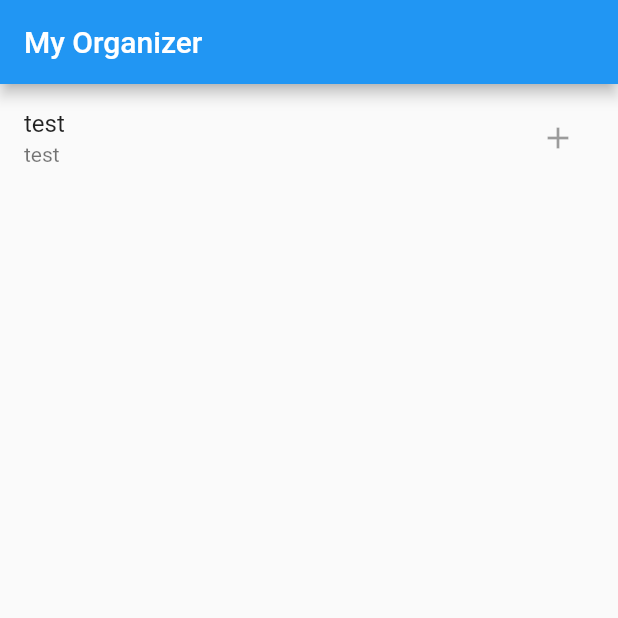
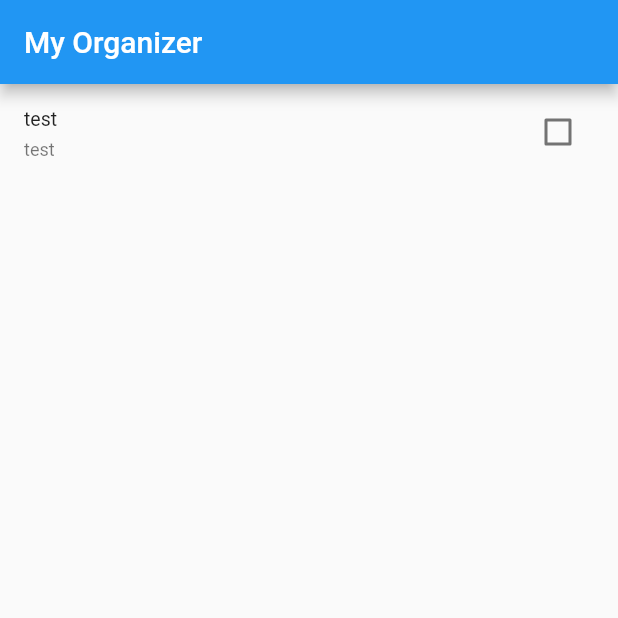
Before and after one commit to Patte1808/FlutterTodo, a Flutter app: the screen it shows after launch, on a phone screen of 412 x 824 dp, the top half of it. Run offline on Flutter 3.47's test engine with Material 2 defaults, Android fonts, the phone set to English and light mode, and no system bars.

Commit message:
Add radio button to list view

```diff
--- a/lib/main.dart
+++ b/lib/main.dart
@@ -10,6 +10,7 @@ final ThemeData _themeData = new ThemeData(
 );
 
 typedef void OnAddTodoItem(Todo todo);
+typedef void OnChangeTodoStatus(Todo todo);
 
 class MyApp extends StatefulWidget {
 
@@ -38,6 +39,12 @@ class _MyAppState extends State<MyApp> {
     });
   }
 
+  void _handleChangeTodoStatus(Todo todo) {
+    setState(() {
+      todo.isFinished = !todo.isFinished;
+    });
+  }
+
   Route<Null> _getRoute(RouteSettings settings) {
     final List<String> path = settings.name.split('/');
     print(path[0]);
@@ -60,13 +67,12 @@ class _MyAppState extends State<MyApp> {
     var _routes = <String, WidgetBuilder>{
       '/todo/new': (BuildContext context) =>
       new TodoCreatePage(this._handleAddTodoItem),
-      '/todoDetail': (BuildContext context) => new TodoItemDetail(),
     };
 
     return new MaterialApp(
       title: 'My App',
       theme: _themeData,
-      home: new TodoList(this._todos, this._handleAddTodoItem),
+      home: new TodoList(this._todos, this._handleAddTodoItem, this._handleChangeTodoStatus),
       routes: _routes,
       onGenerateRoute: _getRoute,
     );
@@ -77,8 +83,9 @@ class TodoList extends StatelessWidget {
 
   List<Todo> todos = new List<Todo>();
   OnAddTodoItem onAddTodoItem;
+  OnChangeTodoStatus onChangeTodoStatus;
 
-  TodoList(this.todos, this.onAddTodoItem);
+  TodoList(this.todos, this.onAddTodoItem, this.onChangeTodoStatus);
 
   @override
   Widget build(BuildContext context) {
@@ -90,14 +97,14 @@ class TodoList extends StatelessWidget {
           children: this.todos.map((Todo todo) {
             return new TodoListItem(
                 todo: todo,
-                id: this.todos.length - 1
+                id: this.todos.length - 1,
+                onChangeTodoStatus: onChangeTodoStatus,
             );
           }).toList()
       ),
       floatingActionButton: new FloatingActionButton(
         tooltip: 'Add',
         child: new Icon(Icons.add),
-        //onPressed: () => this.onAddTodoItem(new Todo('', '', false)),
         onPressed: () => Navigator.pushNamed(context, '/todo/new'),
       ),
     );
@@ -107,21 +114,29 @@ class TodoList extends StatelessWidget {
 
 class TodoListItem extends StatelessWidget {
 
-  TodoListItem({Key key, Todo todo, int id})
+  TodoListItem({Key key, Todo todo, int id, OnChangeTodoStatus onChangeTodoStatus})
       : todo = todo,
         id = id,
+        onChangeTodoStatus = onChangeTodoStatus,
         super(key: new ObjectKey(todo));
 
   final int id;
   final Todo todo;
+  OnChangeTodoStatus onChangeTodoStatus;
 
   @override
   Widget build(BuildContext context) {
     return new ListTile(
       title: new Text(this.todo.title),
       subtitle: new Text(this.todo.body),
-      trailing: new IconButton(icon: new Icon(Icons.add), onPressed: null),
+      trailing: new Checkbox(
+        value: this.todo.isFinished,
+        onChanged: (bool value) {
+          this.onChangeTodoStatus(this.todo);
+        },
+      ),
       enabled: true,
+      dense: true,
       onTap: () => Navigator.pushNamed(context, '/todo/${id}'),
     );
   }
@@ -164,7 +179,8 @@ class TodoCreatePage extends StatefulWidget {
   TodoCreatePage(this.onAddTodoItem);
 
   @override
-  _TodoCreatePageState createState() => new _TodoCreatePageState(this.onAddTodoItem);
+  _TodoCreatePageState createState() =>
+      new _TodoCreatePageState(this.onAddTodoItem);
 }
 
 class _TodoCreatePageState extends State<TodoCreatePage> {
@@ -177,7 +193,6 @@ class _TodoCreatePageState extends State<TodoCreatePage> {
   _TodoCreatePageState(this.onAddTodoItem);
 
   void createTodo(BuildContext context) {
-
     final FormState form = _formKey.currentState;
     form.save();
     this.onAddTodoItem(todo);
@@ -201,14 +216,18 @@ class _TodoCreatePageState extends State<TodoCreatePage> {
                 labelText: 'Title',
                 hintText: 'Give a meaningful title for your todo',
               ),
-                      onSaved: (String value) { todo.title = value; },
+              onSaved: (String value) {
+                todo.title = value;
+              },
             ),
             new TextFormField(
               decoration: new InputDecoration(
                 labelText: 'Todo body',
                 hintText: 'Describe your todo',
               ),
-                      onSaved: (String value) { todo.body = value; },
+              onSaved: (String value) {
+                todo.body = value;
+              },
             ),
             new RaisedButton(
               onPressed: () =>
```
Lines whose indentation alone changed are shown as unchanged.
